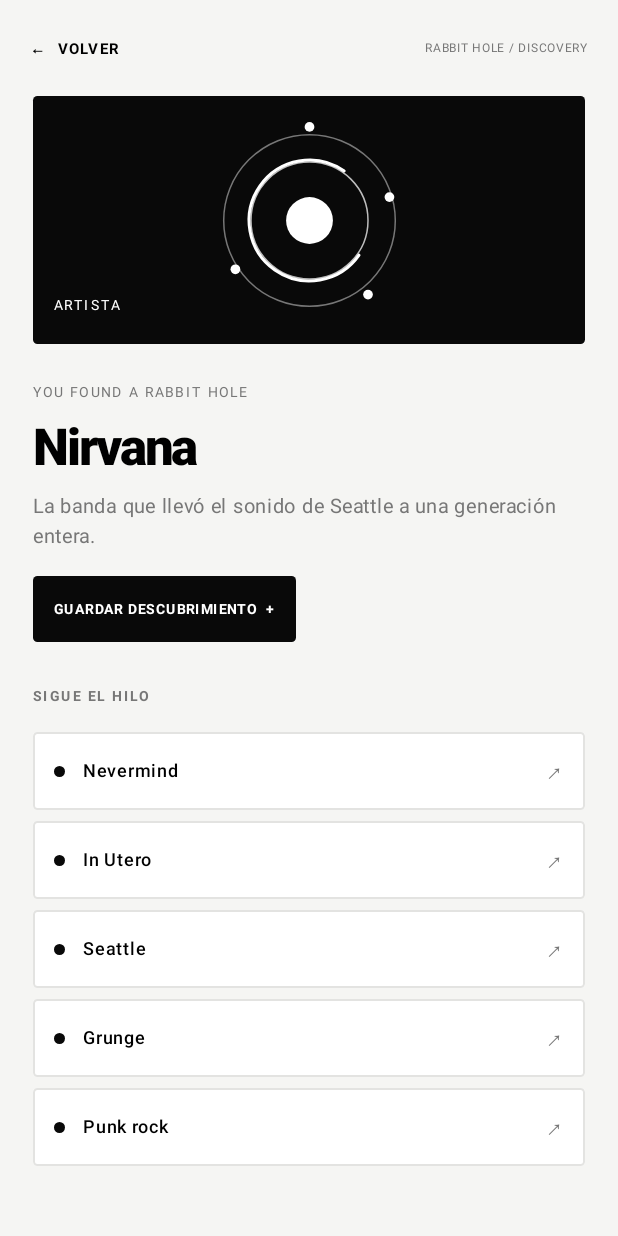
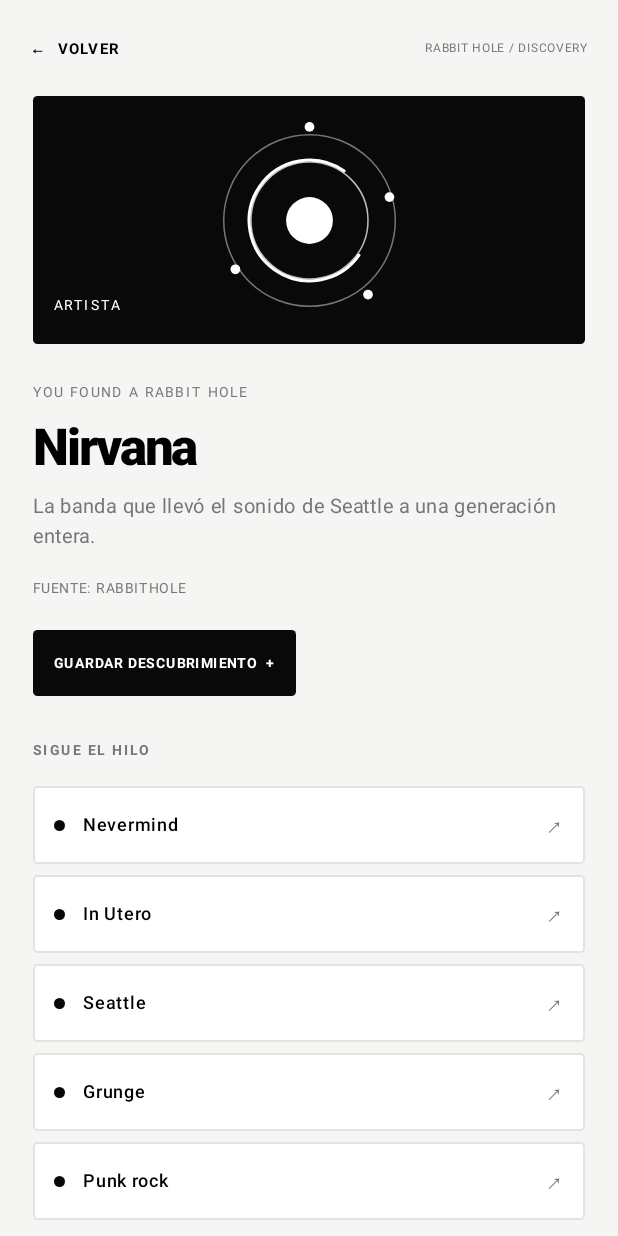
Before and after one commit to ndensver-cmyk/RabbitHole, an Android app built with Jetpack Compose: the screen it shows after launch (MainActivity), after a tap on "Nirvana", on a phone screen of 412 x 824 dp. Run offline under Robolectric (Android 15) with nearby library versions, the phone set to English and light mode, and no system bars; 2 other taps on this screen came first.

Commit message:
Connect search UI to open knowledge sources

```diff
--- a/app/src/main/java/com/rabbithole/app/MainActivity.kt
+++ b/app/src/main/java/com/rabbithole/app/MainActivity.kt
@@ -30,6 +30,10 @@ import androidx.compose.ui.draw.clip
 import androidx.compose.ui.geometry.Offset
 import androidx.compose.ui.graphics.Color
 import androidx.compose.ui.graphics.StrokeCap
+import androidx.compose.ui.platform.LocalUriHandler
+import kotlinx.coroutines.Dispatchers
+import kotlinx.coroutines.delay
+import kotlinx.coroutines.withContext
 import androidx.compose.ui.text.TextStyle
 import androidx.compose.ui.text.font.FontWeight
 import androidx.compose.ui.text.input.ImeAction
@@ -41,7 +45,7 @@ private val Paper = Color(0xFFF5F5F3)
 private val Muted = Color(0xFF777777)
 private val Rule = Color(0xFFE3E3E1)
 
-data class Discovery(val title:String,val type:String,val category:String,val description:String,val connections:List<String>)
+data class Discovery(val title:String,val type:String,val category:String,val description:String,val connections:List<String>,val source:String="RabbitHole",val url:String="")
 private val catalog = listOf(
  Discovery("Nirvana","ARTISTA","Música","La banda que llevó el sonido de Seattle a una generación entera.",listOf("Nevermind","In Utero","Seattle","Grunge","Punk rock")),
  Discovery("Nevermind","ÁLBUM","Música","El álbum de 1991 que cambió el lugar del rock alternativo en la cultura popular.",listOf("Nirvana","Butch Vig","Grunge","MTV Unplugged")),
@@ -76,7 +80,20 @@ class MainActivity:ComponentActivity(){
  var selected by remember{mutableStateOf<Discovery?>(null)}
  var saved by remember{mutableStateOf(setOf<String>())}
  var history by remember{mutableStateOf(listOf<String>())}
- val matches=catalog.filter{(category=="Todo"||it.category==category)&&(query.isBlank()||it.title.contains(query,true)||it.description.contains(query,true)||it.connections.any{c->c.contains(query,true)})}
+ var onlineResults by remember{mutableStateOf(emptyList<Discovery>())}
+ var searching by remember{mutableStateOf(false)}
+ LaunchedEffect(query) {
+  if(query.trim().length<2){onlineResults=emptyList();searching=false}
+  else {
+   delay(650)
+   searching=true
+   onlineResults=withContext(Dispatchers.IO){searchOpenSources(query)}
+   searching=false
+  }
+ }
+ val localMatches=catalog.filter{(category=="Todo"||it.category==category)&&(query.isBlank()||it.title.contains(query,true)||it.description.contains(query,true)||it.connections.any{c->c.contains(query,true)})}
+ val matches=(localMatches+onlineResults).distinctBy{"${it.source}:${it.title.lowercase()}"}
+ val searchStatus=when{query.isBlank()->"Biblioteca inicial + fuentes abiertas";searching->"Consultando 10 fuentes gratuitas…";else->"${onlineResults.size} hallazgos externos · ${localMatches.size} locales"}
  MaterialTheme(colorScheme=lightColorScheme(primary=Ink,onPrimary=Color.White,background=Paper,surface=Color.White,onSurface=Ink)){
   Column(Modifier.fillMaxSize().background(Paper)){
    Row(Modifier.fillMaxWidth().padding(horizontal=22.dp,vertical=15.dp),verticalAlignment=Alignment.CenterVertically){
@@ -86,11 +103,11 @@ class MainActivity:ComponentActivity(){
    }
    AnimatedContent(if(selected!=null)"Detalle" else tab,transitionSpec={fadeIn() togetherWith fadeOut()},label="screen"){page->
     when(page){
-     "Inicio"->Home(query,{query=it},category,{category=it},matches,saved,{t->saved=if(t in saved)saved-t else saved+t},{item->selected=item;history=(listOf(item.title)+history).distinct().take(40)},{tab="Universo"})
+     "Inicio"->Home(query,{query=it},category,{category=it},matches,searchStatus,saved,{t->saved=if(t in saved)saved-t else saved+t},{item->selected=item;history=(listOf(item.title)+history).distinct().take(40)},{tab="Universo"})
      "Universo"->MapScreen{item->selected=item;history=(listOf(item.title)+history).distinct().take(40)}
      "Guardados"->LibraryScreen("Tu colección","Los descubrimientos que quieres conservar.",catalog.filter{it.title in saved},saved,{selected=it},{t->saved=saved-t})
      "Recorrido"->LibraryScreen("Tu recorrido","Vuelve a los temas que ya exploraste.",history.mapNotNull{t->catalog.find{it.title==t}},saved,{selected=it},{t->saved=if(t in saved)saved-t else saved+t})
-     else->Home(query,{query=it},category,{category=it},matches,saved,{t->saved=if(t in saved)saved-t else saved+t},{selected=it},{tab="Universo"})
+     else->Home(query,{query=it},category,{category=it},matches,searchStatus,saved,{t->saved=if(t in saved)saved-t else saved+t},{selected=it},{tab="Universo"})
     }
    }
    if(selected==null) Navigation(tab){tab=it}
@@ -102,7 +119,7 @@ class MainActivity:ComponentActivity(){
  }
 }
 
-@Composable private fun Home(query:String,onQuery:(String)->Unit,category:String,onCategory:(String)->Unit,results:List<Discovery>,saved:Set<String>,onSave:(String)->Unit,onOpen:(Discovery)->Unit,onMap:()->Unit){
+@Composable private fun Home(query:String,onQuery:(String)->Unit,category:String,onCategory:(String)->Unit,results:List<Discovery>,searchStatus:String,saved:Set<String>,onSave:(String)->Unit,onOpen:(Discovery)->Unit,onMap:()->Unit){
  LazyColumn(Modifier.fillMaxSize(),contentPadding=PaddingValues(bottom=20.dp)){
   item{
    Column(Modifier.padding(start=22.dp,end=22.dp,top=23.dp)){
@@ -126,6 +143,7 @@ class MainActivity:ComponentActivity(){
      };UniverseGlyph(Modifier.size(94.dp))
     }
     Row(Modifier.padding(top=25.dp,bottom=10.dp),verticalAlignment=Alignment.CenterVertically){Text(if(query.isBlank())"PUNTOS DE PARTIDA" else "RESULTADOS",fontSize=9.sp,color=Muted,letterSpacing=1.6.sp,fontWeight=FontWeight.Bold);Spacer(Modifier.weight(1f));Text("${results.size} RUTAS",fontSize=8.sp,color=Muted)}
+    Text(searchStatus,Modifier.padding(bottom=10.dp),fontSize=9.sp,color=Muted)
     Row(Modifier.horizontalScroll(rememberScrollState()),horizontalArrangement=Arrangement.spacedBy(6.dp)){
      listOf("Todo","Música","Cine","Historia","Ciencia").forEach{c->val active=c==category;Text(c.uppercase(),Modifier.background(if(active)Ink else Color.White,RoundedCornerShape(3.dp)).border(1.dp,if(active)Ink else Rule,RoundedCornerShape(3.dp)).clickable{onCategory(c)}.padding(horizontal=11.dp,vertical=8.dp),fontSize=9.sp,color=if(active)Color.White else Ink,letterSpacing=.5.sp)}
     }
@@ -173,12 +191,13 @@ class MainActivity:ComponentActivity(){
  Row(modifier.fillMaxWidth().clip(RoundedCornerShape(3.dp)).background(Color.White).border(1.dp,Rule,RoundedCornerShape(3.dp)).clickable{onOpen()}.padding(13.dp),verticalAlignment=Alignment.CenterVertically){
   Box(Modifier.size(38.dp).background(Paper,RoundedCornerShape(3.dp)),contentAlignment=Alignment.Center){Portal(Modifier.size(23.dp))}
   Spacer(Modifier.width(11.dp))
-  Column(Modifier.weight(1f)){Text(item.type,fontSize=8.sp,color=Muted,letterSpacing=1.3.sp,fontWeight=FontWeight.Bold);Text(item.title,fontSize=14.sp,fontWeight=FontWeight.SemiBold);Text(item.description,fontSize=10.sp,color=Muted,maxLines=2,lineHeight=14.sp)}
+  Column(Modifier.weight(1f)){Text("${item.source.uppercase()}  ·  ${item.type}",fontSize=8.sp,color=Muted,letterSpacing=.7.sp,fontWeight=FontWeight.Bold);Text(item.title,fontSize=14.sp,fontWeight=FontWeight.SemiBold);Text(item.description,fontSize=10.sp,color=Muted,maxLines=2,lineHeight=14.sp)}
   Text(if(isSaved)"●" else "＋",Modifier.clickable{onSave()}.padding(start=10.dp),fontSize=17.sp,color=if(isSaved)Ink else Muted)
  }
 }
 
 @Composable private fun Detail(item:Discovery,saved:Boolean,onBack:()->Unit,onSave:()->Unit,onConnection:(String)->Unit){
+ val uriHandler=LocalUriHandler.current
  Column(Modifier.fillMaxSize().background(Paper)){
   Row(Modifier.fillMaxWidth().padding(20.dp),verticalAlignment=Alignment.CenterVertically){Text("←  VOLVER",Modifier.clickable{onBack()},fontSize=10.sp,fontWeight=FontWeight.Bold,letterSpacing=1.sp);Spacer(Modifier.weight(1f));Text("RABBIT HOLE / DISCOVERY",fontSize=8.sp,color=Muted)}
   Column(Modifier.padding(horizontal=22.dp)){
@@ -186,6 +205,8 @@ class MainActivity:ComponentActivity(){
    Text("YOU FOUND A RABBIT HOLE",Modifier.padding(top=20.dp),fontSize=9.sp,color=Muted,letterSpacing=1.6.sp)
    Text(item.title,Modifier.padding(top=5.dp),fontSize=34.sp,lineHeight=37.sp,fontWeight=FontWeight.Black,letterSpacing=(-1.4).sp)
    Text(item.description,Modifier.padding(top=9.dp),fontSize=13.sp,lineHeight=20.sp,color=Muted)
+   Text("FUENTE: ${item.source.uppercase()}",Modifier.padding(top=12.dp),fontSize=9.sp,color=Muted,letterSpacing=1.sp)
+   if(item.url.isNotBlank()) Text("ABRIR FUENTE EXTERNA  ↗",Modifier.padding(top=8.dp).clip(RoundedCornerShape(3.dp)).border(1.dp,Rule,RoundedCornerShape(3.dp)).clickable{runCatching{uriHandler.openUri(item.url)}}.padding(horizontal=12.dp,vertical=9.dp),fontSize=9.sp,color=Ink,fontWeight=FontWeight.Bold,letterSpacing=.7.sp)
    Text(if(saved)"GUARDADO  ✓" else "GUARDAR DESCUBRIMIENTO  +",Modifier.padding(top=16.dp).clip(RoundedCornerShape(3.dp)).background(Ink).clickable{onSave()}.padding(horizontal=14.dp,vertical=10.dp),fontSize=9.sp,color=Color.White,letterSpacing=1.sp,fontWeight=FontWeight.Bold)
    Text("SIGUE EL HILO",Modifier.padding(top=24.dp,bottom=10.dp),fontSize=9.sp,color=Muted,letterSpacing=1.7.sp,fontWeight=FontWeight.Bold)
   }
```
